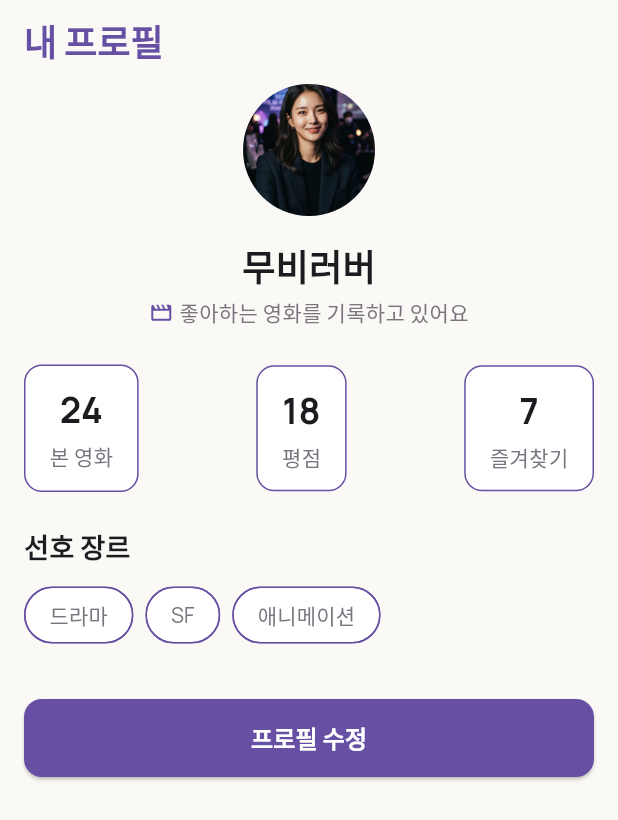
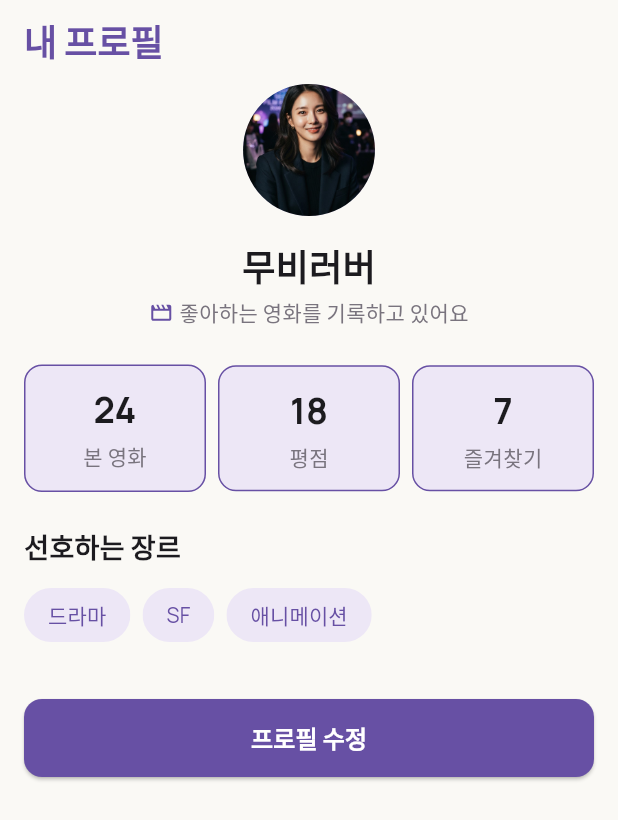
Before and after one commit to seoktae-lee/movielog, a Flutter app: the screen it shows after launch, on a phone screen of 412 x 824 dp. Shown: the top 820 px of the screen. Run offline on Flutter 3.47's test engine with Material 3 defaults, Android fonts, the phone set to English and light mode, and no system bars; our stand-ins replace flutter_svg.

Commit message:
style: Figma와 비교해 통계 카드 폭과 배경, 장르 Chip 색상을 조정하고 1주차 실행 화면과 Widget Tree를 기록한다

```diff
--- a/lib/theme/app_colors.dart
+++ b/lib/theme/app_colors.dart
@@ -2,6 +2,7 @@ import 'package:flutter/material.dart';
 
 abstract final class AppColors {
   static const violet = Color(0xFF6750A4);
+  static const violetLight = Color(0xFFEDE7F6);
 
   static const warmWhite = Color(0xFFFAF9F5);
   static const white = Color(0xFFFFFFFF);
--- a/lib/widgets/favorite_genres.dart
+++ b/lib/widgets/favorite_genres.dart
@@ -12,32 +12,47 @@ class FavoriteGenres extends StatelessWidget {
     return Column(
       crossAxisAlignment: CrossAxisAlignment.start,
       children: [
-        const Text('선호 장르', style: AppTextStyles.titleMedium),
+        const Text('선호하는 장르', style: AppTextStyles.titleMedium),
         const SizedBox(height: 8),
         Row(
           children: [
             Chip(
-              label: const Text('드라마', style: AppTextStyles.bodySmall),
-              backgroundColor: AppColors.white,
-              side: const BorderSide(color: AppColors.violet),
+              label: Text(
+                '드라마',
+                style: AppTextStyles.bodySmall.copyWith(
+                  color: AppColors.violet,
+                ),
+              ),
+              backgroundColor: AppColors.violetLight,
+              side: BorderSide.none,
               shape: RoundedRectangleBorder(
                 borderRadius: BorderRadius.circular(20),
               ),
             ),
             const SizedBox(width: 8),
             Chip(
-              label: const Text('SF', style: AppTextStyles.bodySmall),
-              backgroundColor: AppColors.white,
-              side: const BorderSide(color: AppColors.violet),
+              label: Text(
+                'SF',
+                style: AppTextStyles.bodySmall.copyWith(
+                  color: AppColors.violet,
+                ),
+              ),
+              backgroundColor: AppColors.violetLight,
+              side: BorderSide.none,
               shape: RoundedRectangleBorder(
                 borderRadius: BorderRadius.circular(20),
               ),
             ),
             const SizedBox(width: 8),
             Chip(
-              label: const Text('애니메이션', style: AppTextStyles.bodySmall),
-              backgroundColor: AppColors.white,
-              side: const BorderSide(color: AppColors.violet),
+              label: Text(
+                '애니메이션',
+                style: AppTextStyles.bodySmall.copyWith(
+                  color: AppColors.violet,
+                ),
+              ),
+              backgroundColor: AppColors.violetLight,
+              side: BorderSide.none,
               shape: RoundedRectangleBorder(
                 borderRadius: BorderRadius.circular(20),
               ),
--- a/lib/widgets/profile_stats.dart
+++ b/lib/widgets/profile_stats.dart
@@ -9,11 +9,18 @@ class ProfileStats extends StatelessWidget {
   @override
   Widget build(BuildContext context) {
     return const Row(
-      mainAxisAlignment: MainAxisAlignment.spaceBetween,
       children: [
-        StatItem(label: '본 영화', value: '24'),
-        StatItem(label: '평점', value: '18'),
-        StatItem(label: '즐겨찾기', value: '7'),
+        Expanded(
+          child: StatItem(label: '본 영화', value: '24'),
+        ),
+        SizedBox(width: 8),
+        Expanded(
+          child: StatItem(label: '평점', value: '18'),
+        ),
+        SizedBox(width: 8),
+        Expanded(
+          child: StatItem(label: '즐겨찾기', value: '7'),
+        ),
       ],
     );
   }
--- a/lib/widgets/stat_item.dart
+++ b/lib/widgets/stat_item.dart
@@ -15,7 +15,7 @@ class StatItem extends StatelessWidget {
     return Container(
       padding: const EdgeInsets.symmetric(horizontal: 16, vertical: 12),
       decoration: BoxDecoration(
-        color: AppColors.white,
+        color: AppColors.violetLight,
         border: Border.all(color: AppColors.violet),
         borderRadius: BorderRadius.circular(12),
       ),
```
Also changed, not shown: docs/week1-figma-profile.png (added), docs/week1-profile-screen.png (added), docs/week1-widget-tree.png (added).
